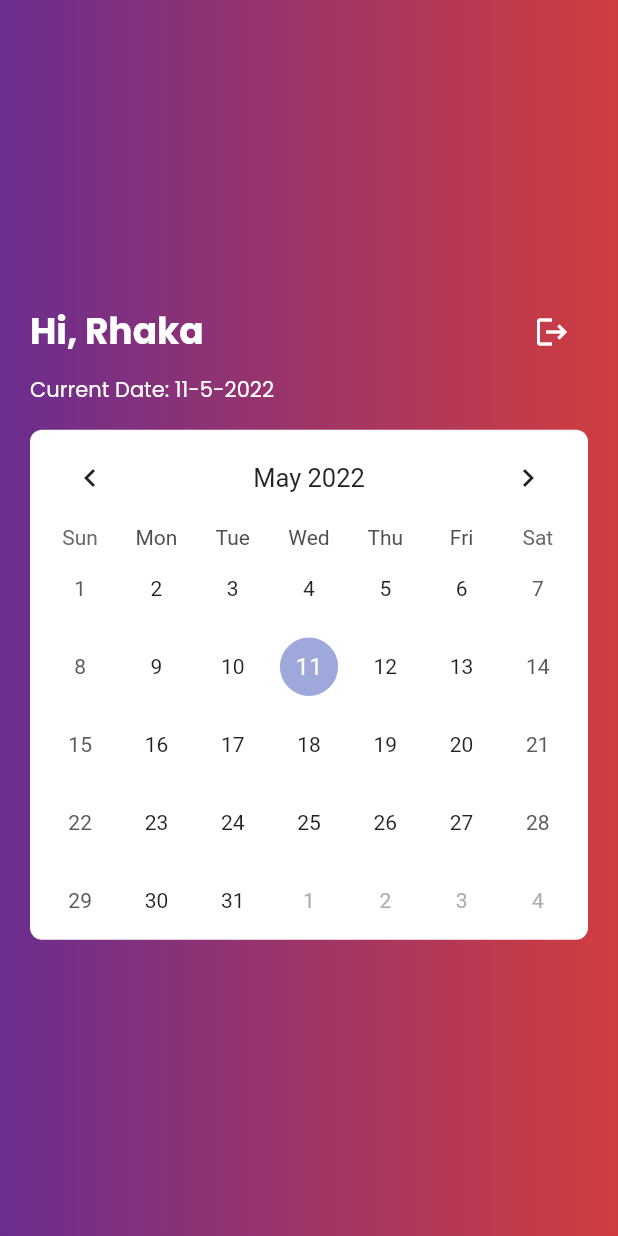
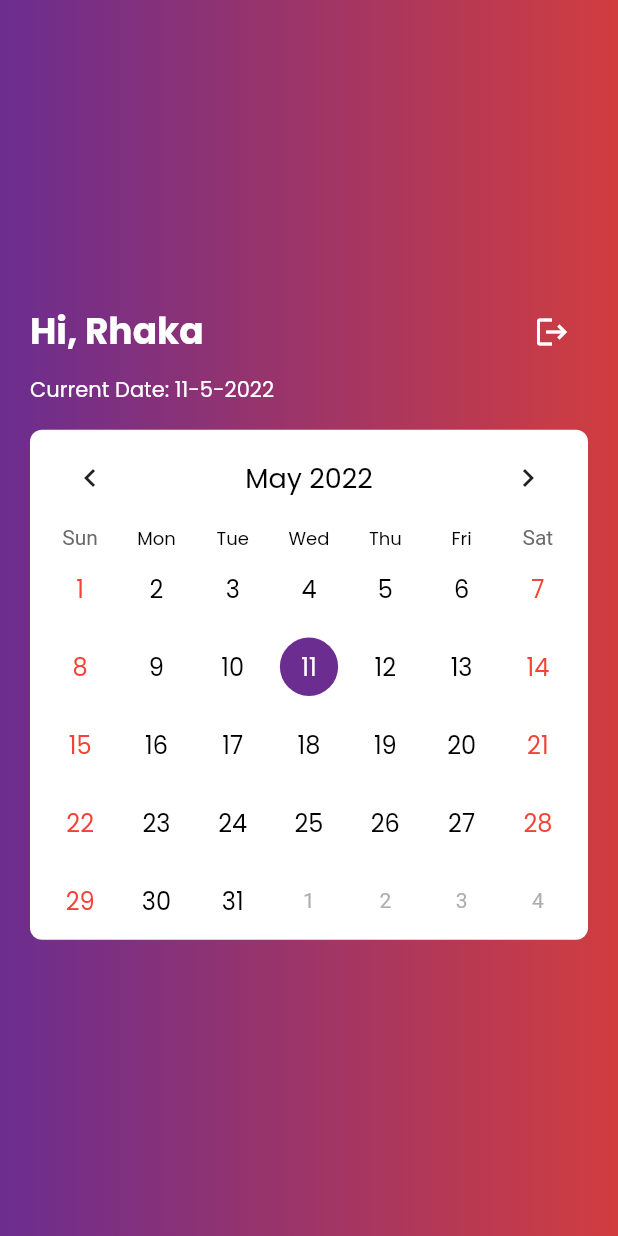
Before and after one commit to TheTarius26/sh_test, a Flutter app: the screen it shows after launch, on a phone screen of 412 x 824 dp. Run offline on Flutter 3.47's test engine with Material 2 defaults, Android fonts, the phone set to English and light mode, and no system bars; drawn by our look-alikes of table_calendar; our stand-ins replace google_fonts.

Commit message:
styling calendar

```diff
--- a/lib/app/ui/home/view/home_page.dart
+++ b/lib/app/ui/home/view/home_page.dart
@@ -2,6 +2,7 @@ import 'package:flutter/material.dart';
 import 'package:sh_test/app/common/color.dart';
 import 'package:sh_test/app/common/constant.dart';
 import 'package:sh_test/app/common/text_style.dart';
+import 'package:sh_test/app/ui/widgets/app_calendar.dart';
 import 'package:table_calendar/table_calendar.dart';
 
 class HomePage extends StatelessWidget {
@@ -54,15 +55,7 @@ class HomePage extends StatelessWidget {
                   color: Colors.white,
                   borderRadius: BorderRadius.circular(kRadiusCircle),
                 ),
-                child: TableCalendar(
-                  focusedDay: DateTime.now(),
-                  firstDay: DateTime.utc(2010, 10, 16),
-                  lastDay: DateTime.utc(2030, 3, 14),
-                  headerStyle: const HeaderStyle(
-                    formatButtonVisible: false,
-                    titleCentered: true,
-                  ),
-                ),
+                child: const AppCalendar(),
               )
             ],
           ),
--- /dev/null
+++ b/lib/app/ui/widgets/app_calendar.dart
@@ -0,0 +1,46 @@
+import 'package:flutter/material.dart';
+import 'package:sh_test/app/common/color.dart';
+import 'package:sh_test/app/common/text_style.dart';
+import 'package:table_calendar/table_calendar.dart';
+
+class AppCalendar extends StatelessWidget {
+  const AppCalendar({
+    Key? key,
+  }) : super(key: key);
+
+  @override
+  Widget build(BuildContext context) {
+    return TableCalendar(
+      focusedDay: DateTime.now(),
+      firstDay: DateTime.utc(2010, 10, 16),
+      lastDay: DateTime.utc(2030, 3, 14),
+      headerStyle: HeaderStyle(
+        formatButtonVisible: false,
+        titleCentered: true,
+        titleTextStyle: textStyleTitle.copyWith(
+          fontSize: 18,
+        ),
+      ),
+      daysOfWeekStyle: DaysOfWeekStyle(
+          weekdayStyle: textStyleBody.copyWith(
+        fontSize: 12,
+      )),
+      calendarStyle: CalendarStyle(
+        defaultTextStyle: textStyleBody,
+        weekendTextStyle: textStyleBody.copyWith(
+          color: Colors.red,
+        ),
+        todayDecoration: const BoxDecoration(
+          color: primaryColor,
+          shape: BoxShape.circle,
+        ),
+        todayTextStyle: textStyleBody.copyWith(
+          color: Colors.white,
+        ),
+        disabledTextStyle: textStyleBody.copyWith(
+          color: Colors.grey,
+        ),
+      ),
+    );
+  }
+}
```
